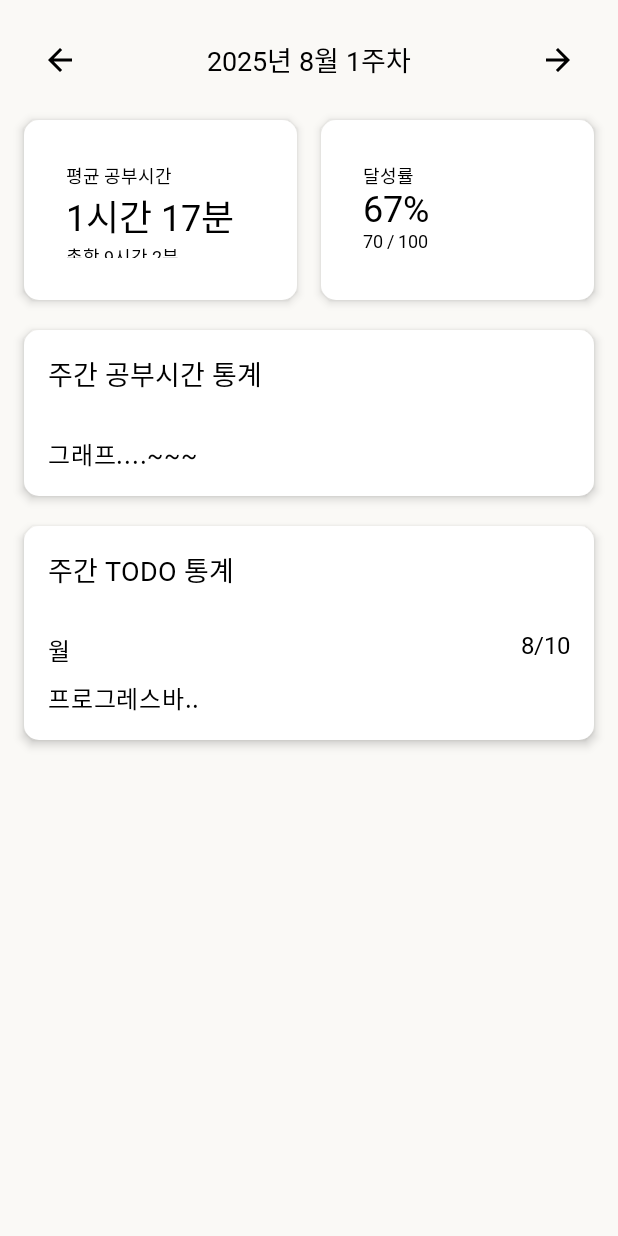
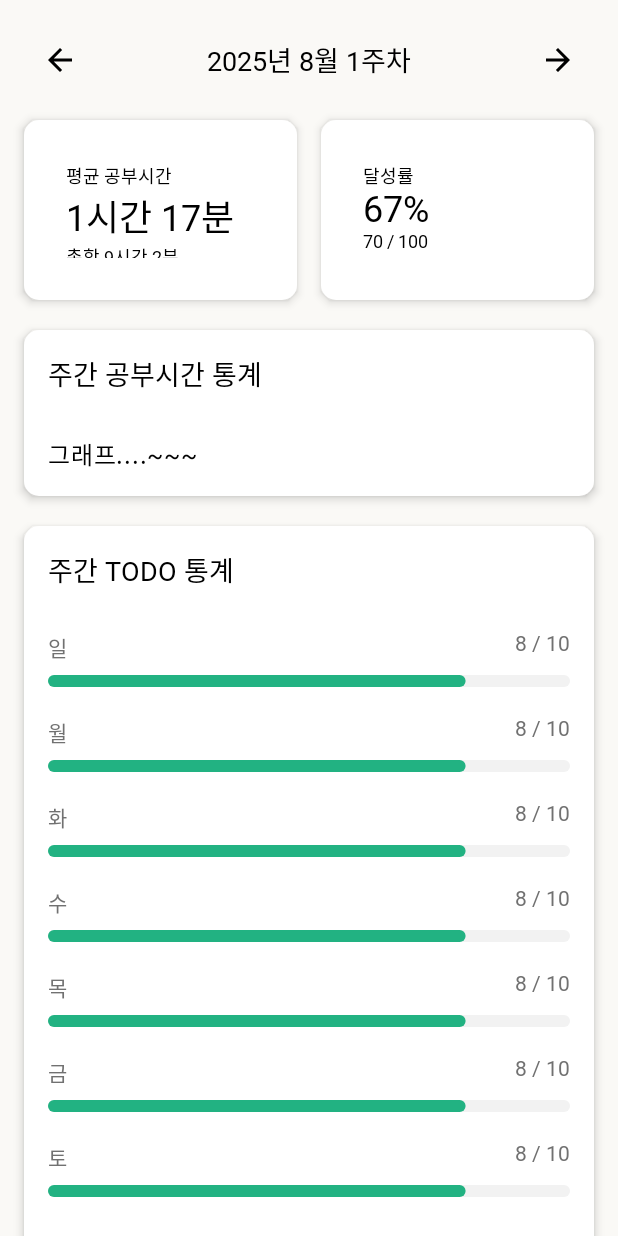
Before and after one commit to LIKELION-Android-Bootcamp-4th/Todori, an Android app built with Jetpack Compose: the composable WeekTab shown on its own in the app's theme, on a phone screen of 412 x 824 dp. Run offline under Robolectric (Android 15) with nearby library versions, the phone set to English and light mode, and no system bars; Roboto replaces fonts that are not available here; 2 statements that could not run were skipped.

Commit message:
[UI/WEEK탭 프로그레스바 추가]

```diff
--- a/app/build.gradle.kts
+++ b/app/build.gradle.kts
@@ -33,7 +33,6 @@ android {
     compileOptions {
         sourceCompatibility = JavaVersion.VERSION_11
         targetCompatibility = JavaVersion.VERSION_11
-        isCoreLibraryDesugaringEnabled = true
     }
     kotlinOptions {
         jvmTarget = "11"
@@ -103,6 +102,4 @@ dependencies {
 
     implementation(libs.lottie)
     implementation(libs.kotlinx.datetime)
-
-    coreLibraryDesugaring("com.android.tools:desugar_jdk_libs:2.0.4")
 }
--- a/app/src/main/java/com/mukmuk/todori/ui/screen/stats/card/WeekProgress.kt
+++ b/app/src/main/java/com/mukmuk/todori/ui/screen/stats/card/WeekProgress.kt
@@ -1,8 +1,6 @@
 package com.mukmuk.todori.ui.screen.stats.card
 
-import androidx.compose.foundation.layout.Arrangement
 import androidx.compose.foundation.layout.Column
-import androidx.compose.foundation.layout.Row
 import androidx.compose.foundation.layout.Spacer
 import androidx.compose.foundation.layout.fillMaxWidth
 import androidx.compose.foundation.layout.height
@@ -14,9 +12,11 @@ import androidx.compose.material3.Text
 import androidx.compose.runtime.Composable
 import androidx.compose.ui.Modifier
 import androidx.compose.ui.unit.dp
+import com.mukmuk.todori.ui.component.ProgressWithText
 import com.mukmuk.todori.ui.theme.AppTextStyle
 import com.mukmuk.todori.ui.theme.Dimens
 import com.mukmuk.todori.ui.theme.Dimens.DefaultCornerRadius
+import com.mukmuk.todori.ui.theme.UserPrimary
 import com.mukmuk.todori.ui.theme.White
 
 @Composable
@@ -36,15 +36,76 @@ fun WeekProgress(
             Column(modifier = Modifier.padding(Dimens.Medium)) {
                 Text("주간 TODO 통계", style = AppTextStyle.TitleSmall)
                 Spacer(modifier = Modifier.height(Dimens.XLarge))
-                Row (
+
+                ProgressWithText(
+                    progress = 8/10.toFloat(),
+                    completed = 8,
+                    total = 10,
+                    progressColor = UserPrimary,
                     modifier = Modifier.fillMaxWidth(),
-                    horizontalArrangement = Arrangement.SpaceBetween
-                ) {
-                    Text("월", style = AppTextStyle.BodyLarge)
-                    Text("8/10", style = AppTextStyle.Body)
-                }
-                Spacer(modifier = Modifier.height(Dimens.Tiny))
-                Text("프로그레스바..") //나중에 합치기
+                    cornerRadius = Dimens.Nano,
+                    label = "일")
+                Spacer(modifier = Modifier.height(Dimens.Large))
+
+                ProgressWithText(
+                    progress = 8/10.toFloat(),
+                    completed = 8,
+                    total = 10,
+                    progressColor = UserPrimary,
+                    modifier = Modifier.fillMaxWidth(),
+                    cornerRadius = Dimens.Nano,
+                    label = "월")
+                Spacer(modifier = Modifier.height(Dimens.Large))
+
+                ProgressWithText(
+                    progress = 8/10.toFloat(),
+                    completed = 8,
+                    total = 10,
+                    progressColor = UserPrimary,
+                    modifier = Modifier.fillMaxWidth(),
+                    cornerRadius = Dimens.Nano,
+                    label = "화")
+                Spacer(modifier = Modifier.height(Dimens.Large))
+
+                ProgressWithText(
+                    progress = 8/10.toFloat(),
+                    completed = 8,
+                    total = 10,
+                    progressColor = UserPrimary,
+                    modifier = Modifier.fillMaxWidth(),
+                    cornerRadius = Dimens.Nano,
+                    label = "수")
+                Spacer(modifier = Modifier.height(Dimens.Large))
+
+                ProgressWithText(
+                    progress = 8/10.toFloat(),
+                    completed = 8,
+                    total = 10,
+                    progressColor = UserPrimary,
+                    modifier = Modifier.fillMaxWidth(),
+                    cornerRadius = Dimens.Nano,
+                    label = "목")
+                Spacer(modifier = Modifier.height(Dimens.Large))
+
+                ProgressWithText(
+                    progress = 8/10.toFloat(),
+                    completed = 8,
+                    total = 10,
+                    progressColor = UserPrimary,
+                    modifier = Modifier.fillMaxWidth(),
+                    cornerRadius = Dimens.Nano,
+                    label = "금")
+                Spacer(modifier = Modifier.height(Dimens.Large))
+
+                ProgressWithText(
+                    progress = 8/10.toFloat(),
+                    completed = 8,
+                    total = 10,
+                    progressColor = UserPrimary,
+                    modifier = Modifier.fillMaxWidth(),
+                    cornerRadius = Dimens.Nano,
+                    label = "토")
+                Spacer(modifier = Modifier.height(Dimens.Large))
             }
         }
     }
--- a/app/src/main/java/com/mukmuk/todori/ui/screen/stats/tab/WeekTab.kt
+++ b/app/src/main/java/com/mukmuk/todori/ui/screen/stats/tab/WeekTab.kt
@@ -9,6 +9,8 @@ import androidx.compose.foundation.layout.fillMaxWidth
 import androidx.compose.foundation.layout.height
 import androidx.compose.foundation.layout.padding
 import androidx.compose.foundation.layout.size
+import androidx.compose.foundation.rememberScrollState
+import androidx.compose.foundation.verticalScroll
 import androidx.compose.material.icons.Icons
 import androidx.compose.material.icons.filled.ArrowBack
 import androidx.compose.material.icons.filled.ArrowForward
@@ -38,6 +40,7 @@ fun WeekTab() {
         horizontalAlignment = Alignment.CenterHorizontally,
         modifier = Modifier
             .fillMaxSize()
+            .verticalScroll(rememberScrollState())
     ) {
         var selectedWeek by remember {
             mutableStateOf(LocalDate.now())
```
